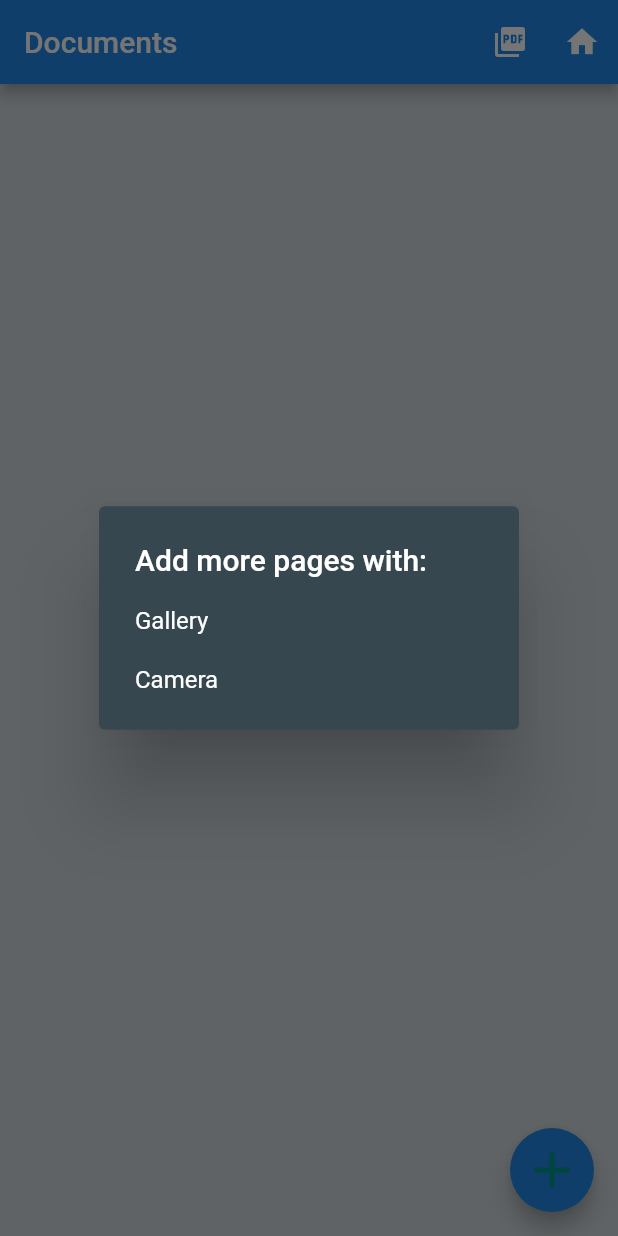
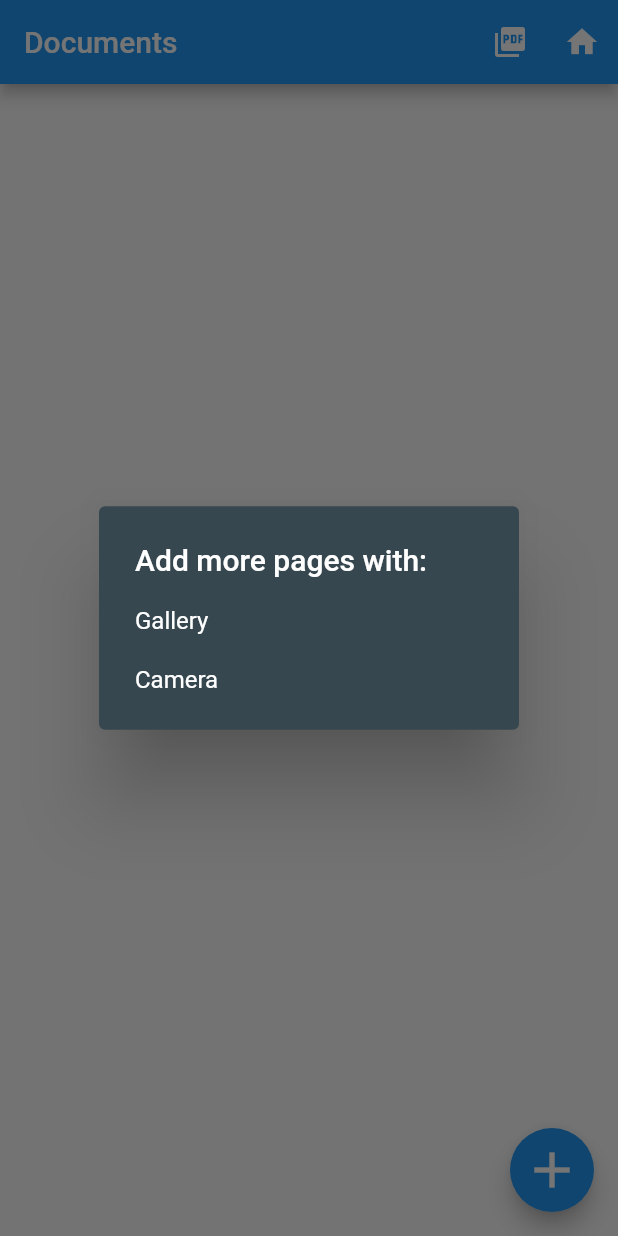
Before and after one commit to smaranjitghose/DocLense, a Flutter app: the multiDelete screen opened directly with empty values, after a tap on the "add" icon, on a phone screen of 412 x 824 dp. Run offline on Flutter 3.47's test engine with Material 2 defaults, Android fonts, the phone set to English and light mode, and no system bars; our stand-ins replace animated_splash_screen, image_cropper, image_picker, open_file, pdf, rating_dialog and 2 more; missing offline and left inert: flutter_full_pdf_viewer, folder_picker, pdf_viewer_plugin, permission, photofilters, quick_actions; accounts and stored records are empty.

Commit message:
Updated multi_select_delete.dart with both the themes

```diff
--- a/lib/multi_select_delete.dart
+++ b/lib/multi_select_delete.dart
@@ -159,7 +159,7 @@ class _multiDeleteState extends State<multiDelete> {
   @override
   Widget build(BuildContext context) {
     return Scaffold(
-        backgroundColor: Colors.blueGrey[100],
+      // backgroundColor: Colors.blueGrey[100],
         appBar: getAppBar(),
         body: GridView.builder(
             itemCount: itemList.length,
@@ -187,17 +187,17 @@ class _multiDeleteState extends State<multiDelete> {
               );
             }),
         floatingActionButton: FloatingActionButton(
-          backgroundColor: Colors.blue[600],
+          // backgroundColor: Colors.blue[600],
           onPressed: () {},
           child: IconButton(
             iconSize: 40,
             onPressed: () {
               _showChoiceDialog_add(context);
             },
-            color: Colors.blue[600],
+            // color: Colors.blue[600],
             icon: Icon(
               Icons.add,
-              color: Colors.teal,
+              // color: Colors.teal,
             ),
           ),
         ));
@@ -205,7 +205,7 @@ class _multiDeleteState extends State<multiDelete> {
 
   getAppBar() {
     return AppBar(
-      backgroundColor: Colors.blue[600],
+      // backgroundColor: Colors.blue[600],
       title: Text(selectedList.length < 1
           ? "Documents"
           : "${selectedList.length} item selected"),
```
Lines whose indentation alone changed are shown as unchanged.
